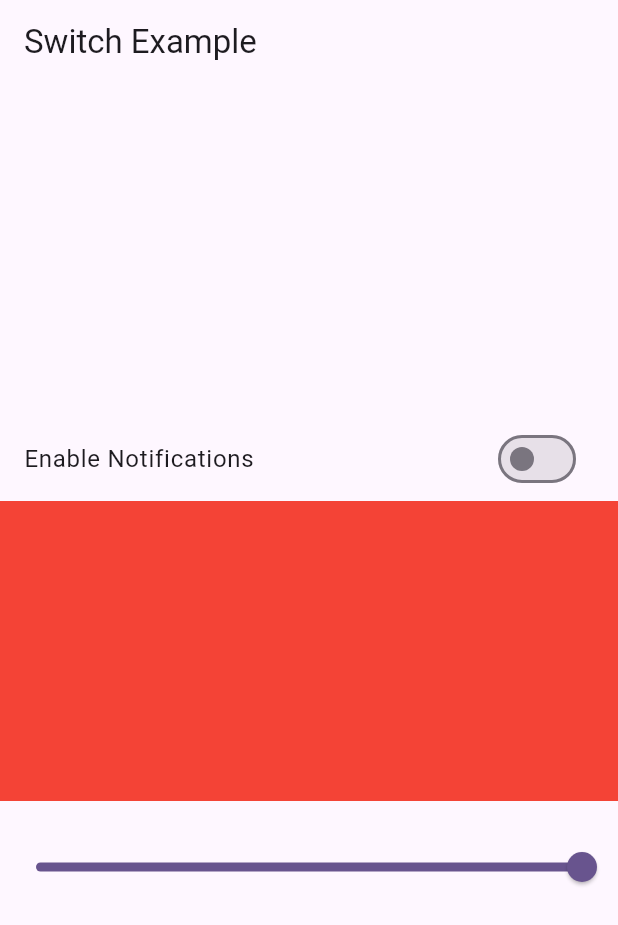
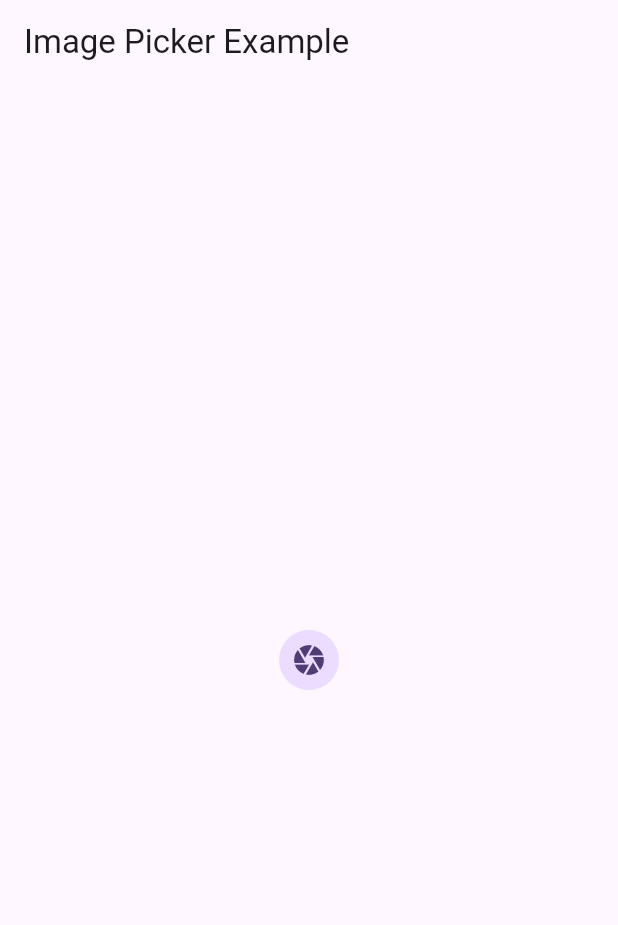
Before and after one commit to SilverShadow123/bloc_learning, a Flutter app: the screen it shows after launch, on a phone screen of 412 x 824 dp. Shown: the top 925 px of the screen. Run offline on Flutter 3.47's test engine with Material 3 defaults, Android fonts, the phone set to English and light mode, and no system bars; our stand-ins replace bloc, equatable, flutter_bloc, image_picker.

Commit message:
Add ImagePickerBloc and related files for image selection functionality

```diff
--- /dev/null
+++ b/lib/bloc/image_picker/image_picker_bloc.dart
@@ -0,0 +1,20 @@
+import 'package:bloc/bloc.dart';
+import 'package:bloc_learning/bloc/image_picker/image_picker_event.dart';
+import 'package:bloc_learning/bloc/image_picker/image_picker_state.dart';
+import 'package:bloc_learning/utils/image_picker_utils.dart';
+import 'package:image_picker/image_picker.dart';
+
+class ImagePickerBloc extends Bloc<ImagePickerEvent, ImagePickerStates>{
+  final ImagePickerUtils imagePickerUtils;
+
+  ImagePickerBloc(this.imagePickerUtils): super(const ImagePickerStates()){
+    on<CameraCapture>(cameraCapture);
+
+  }
+
+  void cameraCapture(CameraCapture event, Emitter<ImagePickerStates> states) async{
+XFile? file = await imagePickerUtils.cameraCapture();
+emit(state.copyWith(file: file));
+  }
+
+}
--- /dev/null
+++ b/lib/bloc/image_picker/image_picker_event.dart
@@ -0,0 +1,11 @@
+import 'package:equatable/equatable.dart';
+
+abstract class ImagePickerEvent extends Equatable{
+  const ImagePickerEvent();
+
+  @override
+  List<Object?> get props => [];
+}
+
+class CameraCapture extends ImagePickerEvent{}
+class GalleryImageCapture extends ImagePickerEvent{}
--- /dev/null
+++ b/lib/bloc/image_picker/image_picker_state.dart
@@ -0,0 +1,16 @@
+import 'package:equatable/equatable.dart';
+import 'package:image_picker/image_picker.dart';
+
+class ImagePickerStates extends Equatable {
+  final XFile? file;
+
+  const ImagePickerStates({this.file});
+
+  ImagePickerStates copyWith({XFile? file}) {
+    return ImagePickerStates(file: file ?? this.file);
+  }
+
+  @override
+  // TODO: implement props
+  List<Object?> get props => [file];
+}
--- a/lib/main.dart
+++ b/lib/main.dart
@@ -1,6 +1,9 @@
 import 'package:bloc_learning/bloc/counter/counter_bloc.dart';
+import 'package:bloc_learning/bloc/image_picker/image_picker_bloc.dart';
 import 'package:bloc_learning/ui/counter_example/counter_screen.dart';
+import 'package:bloc_learning/ui/image_picker/image_picker_example.dart';
 import 'package:bloc_learning/ui/switch_example/switch_example_screen.dart';
+import 'package:bloc_learning/utils/image_picker_utils.dart';
 import 'package:flutter/material.dart';
 import 'package:flutter_bloc/flutter_bloc.dart';
 
@@ -17,12 +20,9 @@ class MyApp extends StatelessWidget {
   Widget build(BuildContext context) {
     return MultiBlocProvider(
       providers: [
-        BlocProvider(
-          create: (context) => CounterBloc(),
-        ),
-        BlocProvider(
-          create: (context) => SwitchBloc(),
-        ),
+        BlocProvider(create: (context) => CounterBloc()),
+        BlocProvider(create: (context) => SwitchBloc()),
+        BlocProvider(create: (context) => ImagePickerBloc(ImagePickerUtils())),
       ],
       child: MaterialApp(
         title: 'Flutter Demo',
@@ -30,7 +30,7 @@ class MyApp extends StatelessWidget {
           colorScheme: ColorScheme.fromSeed(seedColor: Colors.deepPurple),
           useMaterial3: true,
         ),
-        home: SwitchExampleScreen(),
+        home: ImagePickerExample(),
         debugShowCheckedModeBanner: false,
       ),
     );
--- /dev/null
+++ b/lib/ui/image_picker/image_picker_example.dart
@@ -0,0 +1,36 @@
+import 'dart:io';
+
+import 'package:flutter/material.dart';
+import 'package:flutter_bloc/flutter_bloc.dart';
+
+import '../../bloc/image_picker/image_picker_bloc.dart';
+import '../../bloc/image_picker/image_picker_event.dart';
+import '../../bloc/image_picker/image_picker_state.dart';
+
+class ImagePickerExample extends StatelessWidget {
+  const ImagePickerExample({super.key});
+
+  @override
+  Widget build(BuildContext context) {
+    return Scaffold(
+      appBar: AppBar(title: const Text('Image Picker Example')),
+      body: Center(
+        child: BlocBuilder<ImagePickerBloc, ImagePickerStates>(
+          buildWhen: (previous, current) => previous.file != current.file,
+          builder: (context, state) {
+            if (state.file == null) {
+              return InkWell(
+                onTap: () {
+                  context.read<ImagePickerBloc>().add(CameraCapture());
+                },
+                child: CircleAvatar(child: Icon(Icons.camera)),
+              );
+            } else {
+              return Image.file(File(state.file!.path.toString()));
+            }
+          },
+        ),
+      ),
+    );
+  }
+}
--- /dev/null
+++ b/lib/utils/image_picker_utils.dart
@@ -0,0 +1,15 @@
+import 'package:image_picker/image_picker.dart';
+
+class ImagePickerUtils {
+  final ImagePicker _picker = ImagePicker();
+
+  Future<XFile?> cameraCapture() async {
+    final XFile? file = await _picker.pickImage(source: ImageSource.camera);
+    return file;
+  }
+
+  Future<XFile?> pickImageFromGallery() async {
+    final XFile? file = await _picker.pickImage(source: ImageSource.camera);
+    return file;
+  }
+}
--- a/pubspec.yaml
+++ b/pubspec.yaml
@@ -38,6 +38,7 @@ dependencies:
   flutter_bloc: ^9.1.1
   meta: ^1.16.0
   equatable: ^2.0.7
+  image_picker: ^1.1.2
 
 dev_dependencies:
   flutter_test:
```
Also changed, not shown: pubspec.lock, 2 other files.
